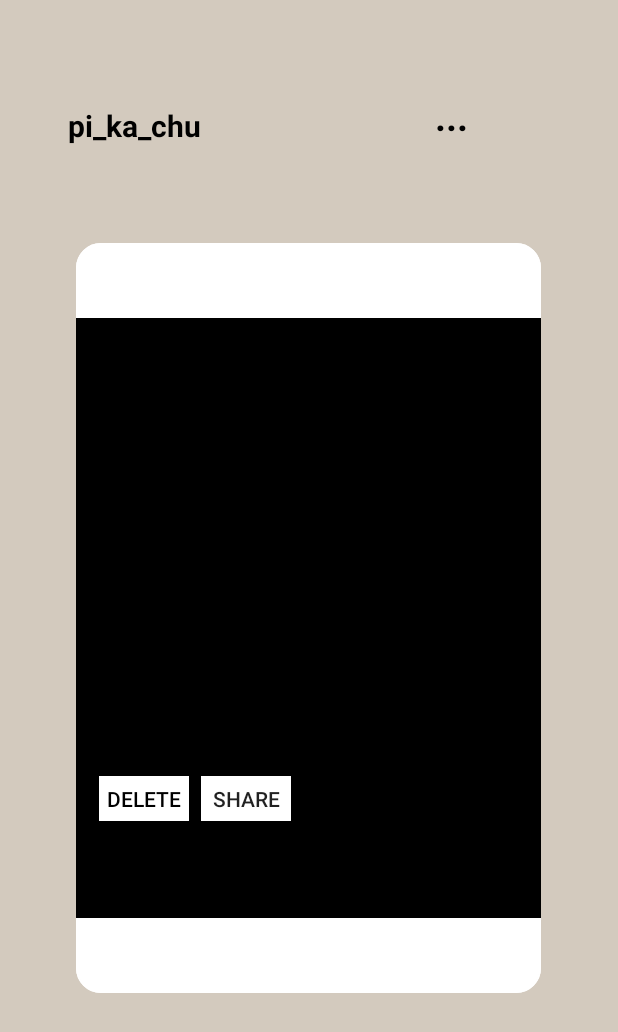
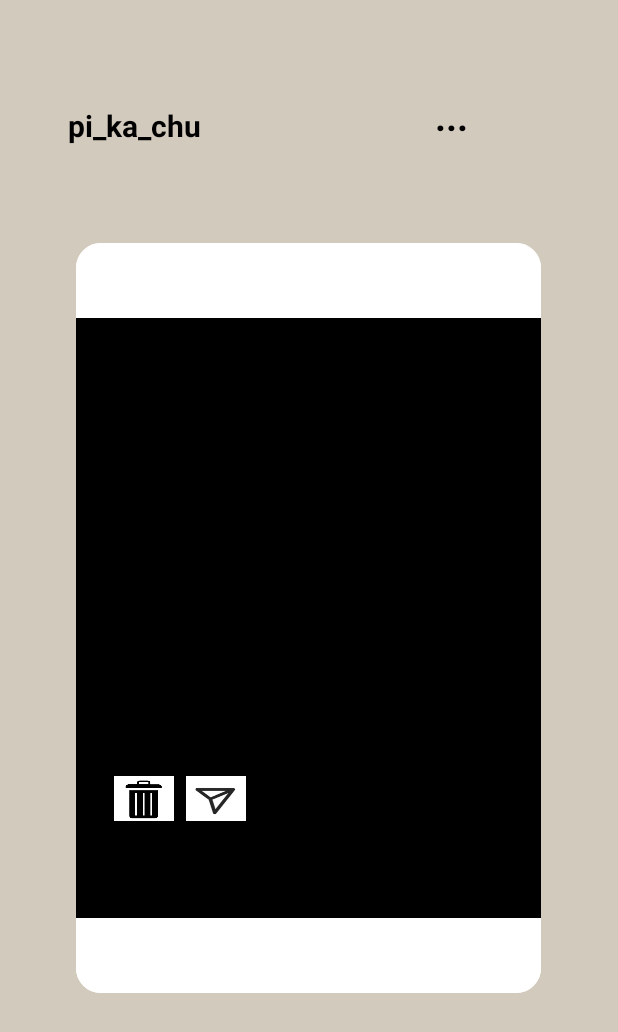
Before and after one commit to wkcho99/molip1, an Android app: the layout img_popup.xml on its own in the app's theme, with its tools: preview values and no code run, on a phone screen of 412 x 824 dp. Shown: the top 1032 px of the screen. Run offline under Robolectric (Android 15) with nearby library versions, the light colour scheme and no system bars; plain views replace PhotoView.

Commit message:
gallery name add

```diff
--- a/app/src/main/java/com/example/week1/PopupActivity.java
+++ b/app/src/main/java/com/example/week1/PopupActivity.java
@@ -23,6 +23,7 @@ import android.graphics.Bitmap;
 import android.graphics.BitmapFactory;
 import android.net.Uri;
 import android.widget.ImageView;
+import android.widget.TextView;
 import android.widget.Toast;
 import java.io.File;
 import java.io.FileOutputStream;
@@ -38,9 +39,19 @@ public class PopupActivity extends Activity {
         requestWindowFeature(Window.FEATURE_NO_TITLE);
         setContentView(R.layout.img_popup);
         imageView = (PhotoView) findViewById(R.id.expanded_img);
+        TextView textView6 = (TextView) findViewById(R.id.textView6);
+
+
         Intent intent = getIntent();
         String uri = intent.getStringExtra("url");
         Glide.with(this).load(uri).into(imageView);
+        String name = getPath(uri);
+
+        Log.i("uri:", name);
+        String names = name.substring(29, name.length()-4);
+
+        Log.i("uris:", names);
+        textView6.setText("@"+names);
         Button b2 = findViewById(R.id.btn_delete);
         Button b3 = findViewById(R.id.btn_share);
         b2.setOnClickListener(new View.OnClickListener() {
--- a/app/src/main/res/layout/img_popup.xml
+++ b/app/src/main/res/layout/img_popup.xml
@@ -15,24 +15,23 @@ android:layout_height="fill_parent">
 
     <Button
         android:id="@+id/btn_delete"
-        android:layout_width="60dp"
+        android:layout_width="40dp"
         android:layout_height="30dp"
         android:layout_marginTop="517dp"
         android:layout_marginRight="110dp"
         android:layout_gravity="center_horizontal"
-        android:text="Delete"
-        android:background="@color/white"
-        android:textColor="@color/black" />
+        android:background="@drawable/trash"
+        android:textColor="@color/white" />
 
     <Button
         android:id="@+id/btn_share"
-        android:layout_width="60dp"
+        android:layout_width="40dp"
         android:layout_height="30dp"
         android:layout_gravity="center_horizontal"
-        android:background="@color/white"
         android:layout_marginTop="517dp"
-        android:layout_marginRight="42dp"
-        android:text="Share" />
+        android:layout_marginRight="62dp"
+        android:background="@drawable/direct"
+ />
 
     <ImageView
         android:id="@+id/imageView4"
```
